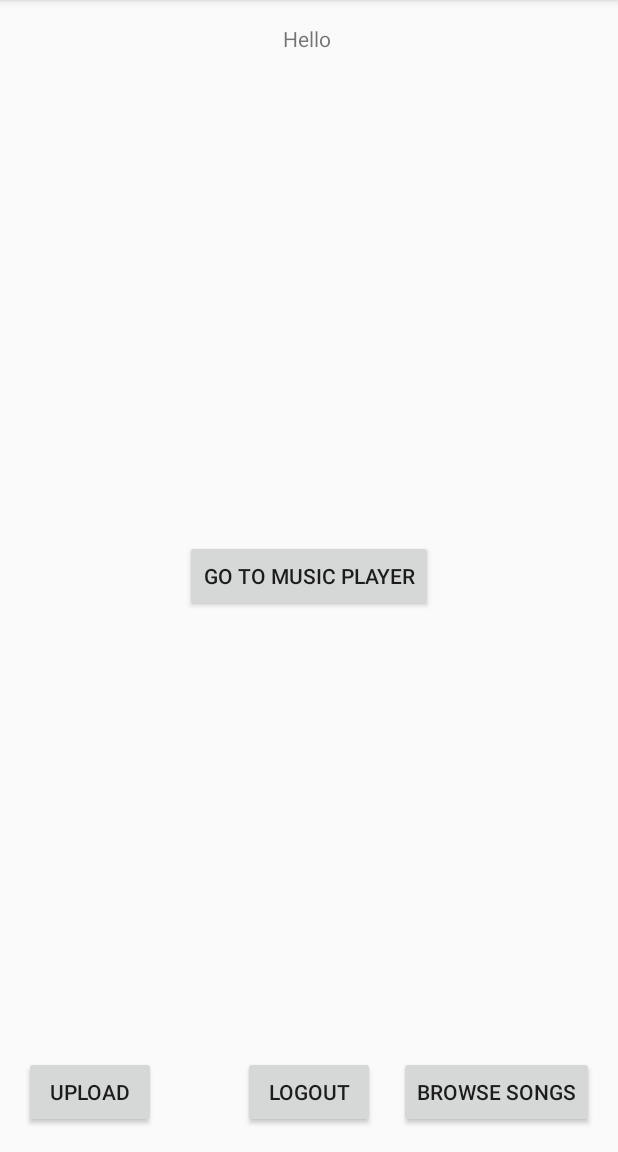
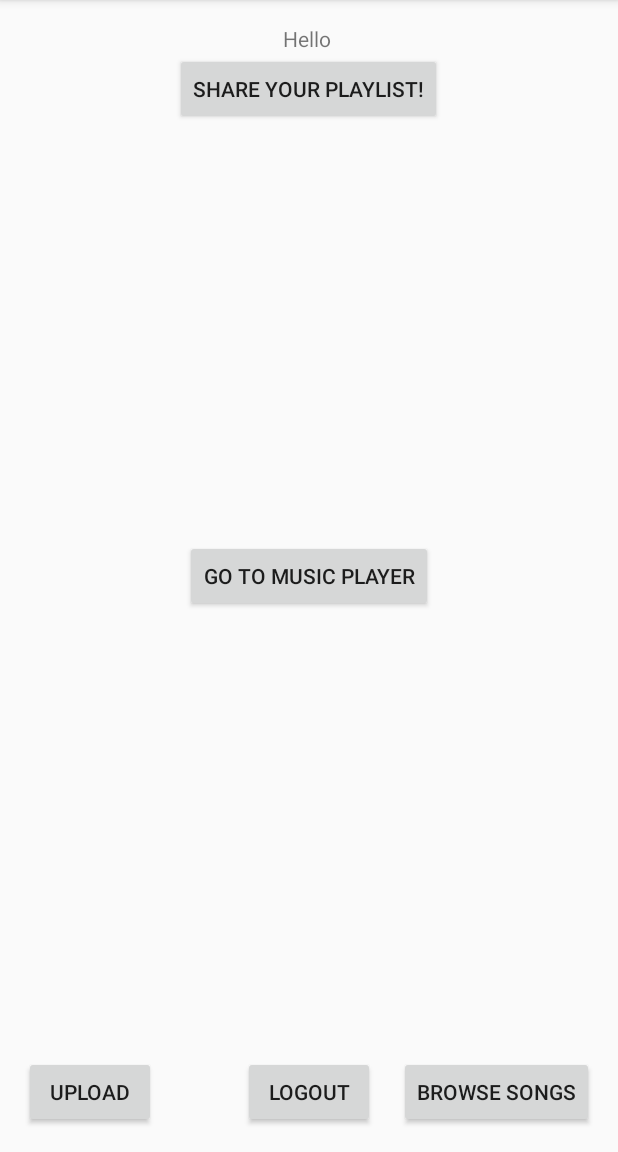
Before and after one commit to EthanYSu/Spotishare, an Android app: the ProfileActivity screen opened directly, with no data from a screen before it, on a phone screen of 412 x 824 dp, the part 84-1236 px from its top. Run offline under Robolectric (Android 15) with nearby library versions, the phone set to English and light mode, and no system bars; our stand-ins replace Firebase (no records; nobody signed in at launch, a user with empty details on screens opened directly).

```diff
--- a/app/src/main/AndroidManifest.xml
+++ b/app/src/main/AndroidManifest.xml
@@ -12,7 +12,8 @@
         android:roundIcon="@mipmap/ic_launcher_round"
         android:supportsRtl="true"
         android:theme="@style/AppTheme">
-        <activity android:name=".SongPlaylist"></activity>
+        <activity android:name=".PlayerActivity"></activity>
+        <activity android:name=".SongPlaylist" />
         <activity android:name=".MusicPlayerActivity" />
         <activity android:name=".CreatePlaylistActivity" />
         <activity android:name=".PlaylistActivity" />
--- a/app/src/main/java/com/example/spotishare/ProfileActivity.java
+++ b/app/src/main/java/com/example/spotishare/ProfileActivity.java
@@ -15,7 +15,7 @@ import com.google.firebase.storage.StorageReference;
 public class ProfileActivity extends AppCompatActivity implements View.OnClickListener {
 
     private TextView currentUserEmail;
-    private Button logoutButton, uploadButton, browseButton, musicPlayerButton;
+    private Button logoutButton, uploadButton, browseButton, musicPlayerButton, sharePlaylistButton;
 
     private FirebaseAuth firebaseAuth;
 
@@ -41,11 +41,13 @@ public class ProfileActivity extends AppCompatActivity implements View.OnClickLi
         logoutButton = findViewById(R.id.logoutUserButton);
         uploadButton = findViewById(R.id.uploadButton);
         musicPlayerButton = findViewById(R.id.musicPlayerButton);
+        sharePlaylistButton = findViewById(R.id.sharePlaylistButton);
 
         logoutButton.setOnClickListener(this);
         uploadButton.setOnClickListener(this);
         browseButton.setOnClickListener(this);
         musicPlayerButton.setOnClickListener(this);
+        sharePlaylistButton.setOnClickListener(this);
     }
 
 
@@ -66,5 +68,9 @@ public class ProfileActivity extends AppCompatActivity implements View.OnClickLi
         if(v == musicPlayerButton){
             startActivity(new Intent(this, MusicPlayerActivity.class));
         }
+
+        if(v == sharePlaylistButton){
+            //todo
+        }
     }
 }
--- a/app/src/main/res/layout/activity_profile.xml
+++ b/app/src/main/res/layout/activity_profile.xml
@@ -25,6 +25,14 @@
         android:text="Go to Music player"/>
 
     <Button
+        android:id="@+id/sharePlaylistButton"
+        android:layout_below="@+id/currentUserEmail"
+        android:layout_centerHorizontal="true"
+        android:layout_width="wrap_content"
+        android:layout_height="wrap_content"
+        android:text="Share your playlist!"/>
+
+    <Button
         android:id="@+id/uploadButton"
         android:layout_width="wrap_content"
         android:layout_height="wrap_content"
```
Also changed, not shown: app/src/main/java/com/example/spotishare/PlayerActivity.java (added, +60 -0 lines), app/src/main/java/com/example/spotishare/SongPlayListAdapter.java (+14 -2 lines), app/src/main/res/layout/activity_player.xml (added, +11 -0 lines).
